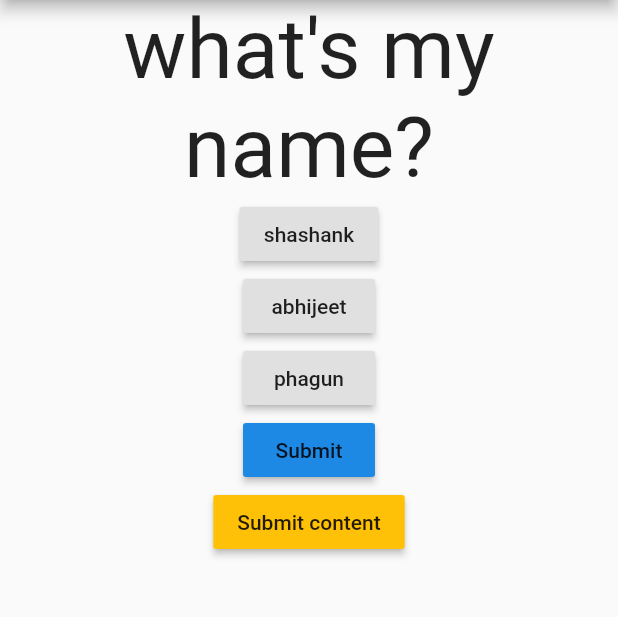
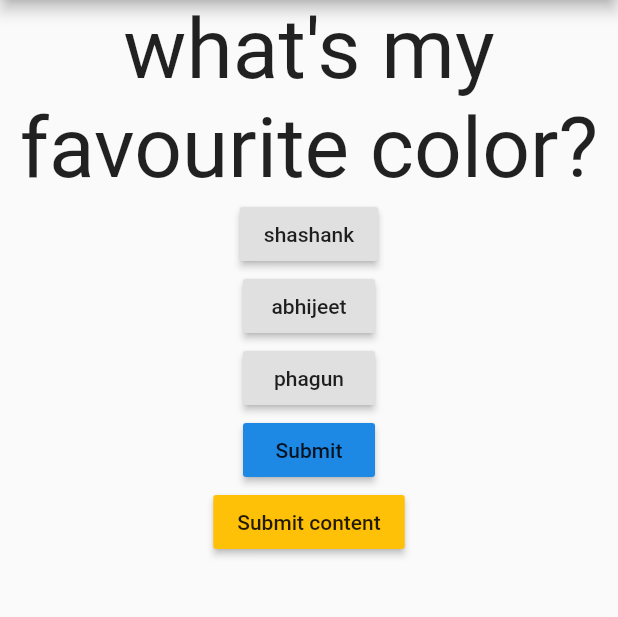
Before and after one commit to Shashank727663/Basic-quiz-app, a Flutter app: the screen it shows after launch, after a tap on "Submit", on a phone screen of 412 x 824 dp, the part 84-701 px from its top. Run offline on Flutter 3.47's test engine with Material 2 defaults, Android fonts, the phone set to English and light mode, and no system bars.

Commit message:
a slight better version of the app

```diff
--- a/lib/main.dart
+++ b/lib/main.dart
@@ -4,8 +4,10 @@ void main()
 {
 runApp(MyApp());
 }
+//this is a comment....
 
-class MyApp extends StatefulWidget{
+class MyApp extends StatefulWidget
+{
   @override
   State<MyApp> createState() => _MyAppState();
 }
@@ -21,10 +23,9 @@ class _MyAppState extends State<MyApp>
 void answer(){
   setState(()
   {
-    if(tick==true)
-    {
+
      count=count+1;
-    }
+
 
 
   });
@@ -33,9 +34,9 @@ void answer(){
 }
 void uttarrender(){
   setState(() {
-  if(sel==true && tick==false){
-
-     tick=true;
+  if(sel==true && tick==false)
+  {
+    tick=true;
   }
 
   });
@@ -46,8 +47,13 @@ void uttarrender(){
   @override
 Widget build(BuildContext context){
   var question=
-  ["what's my name?",
-  "what's my favourite color?"];
+  [
+    {"quest":"what's my name?",
+  "answers":["shashank","abhijeet","bengali"]
+  },
+  {"quest":"what's my favourite color?",
+  "answers":["black","blue","green"]},
+  ];
 var uttars=["shashank","abhijeet",
 "phagun"];
 var uttars2=["black","blue","green"];
@@ -55,14 +61,13 @@ var uttars2=["black","blue","green"];
 return MaterialApp(home:
 Scaffold(appBar: AppBar(title:Text("my first app.")
 ),
-body:Column(children: [
-  Question(question[count]),
+body:count < question.length?
+
+Column(children: [
+  Question(question[count]["quest"] as String),
   RaisedButton(child:Text(uttars[i])
   ,
   onPressed: uttarrender),
-
-
-
     RaisedButton(child:Text(uttars[j]),
     onPressed: uttarrender),
     RaisedButton(child:Text(uttars[k]),onPressed: uttarrender),
@@ -74,7 +79,9 @@ body:Column(children: [
    RaisedButton(color:Colors.amber, child:Text("Submit content"),
    onPressed: ()=>print("answer 2 chosen..")
    ),
-],)));
+],)
+:Center(child:Text("thank you for taking part")))
+);
 
 }
 }
--- a/pubspec.yaml
+++ b/pubspec.yaml
@@ -18,7 +18,7 @@ publish_to: 'none' # Remove this line if you wish to publish to pub.dev
 version: 1.0.0+1
 
 environment:
-  sdk: ">=2.15.1 <3.0.0"
+  sdk: ">=2.11.1 <3.0.0"
 
 # Dependencies specify other packages that your package needs in order to work.
 # To automatically upgrade your package dependencies to the latest versions
```
Also changed, not shown: pubspec.lock.
